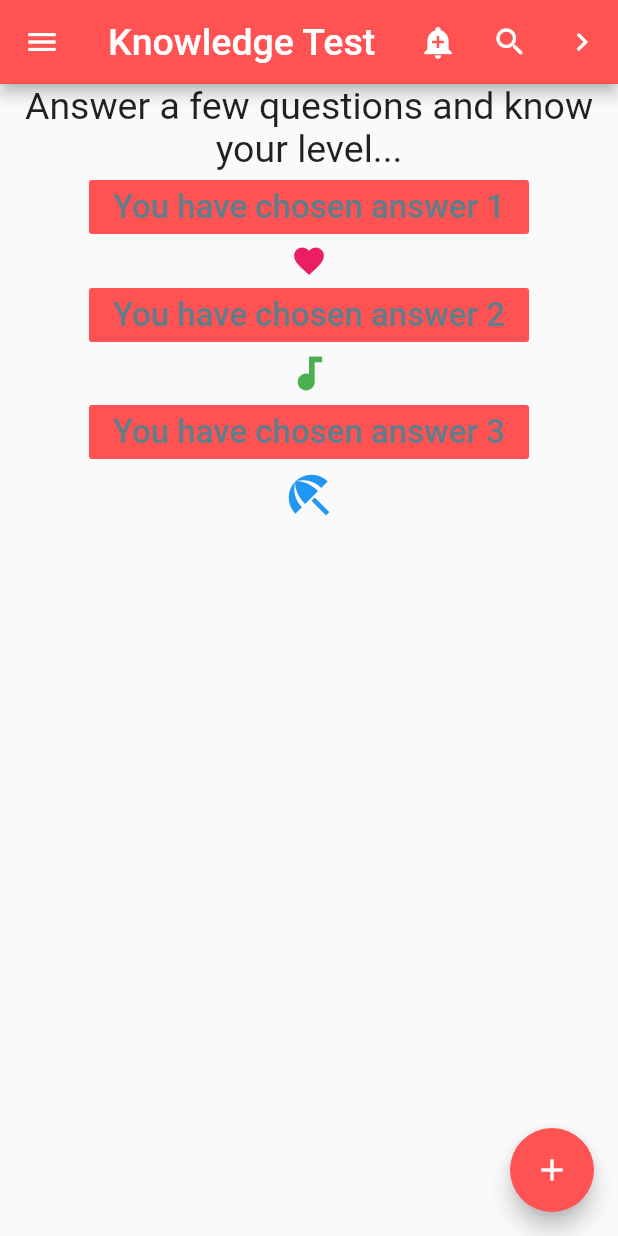
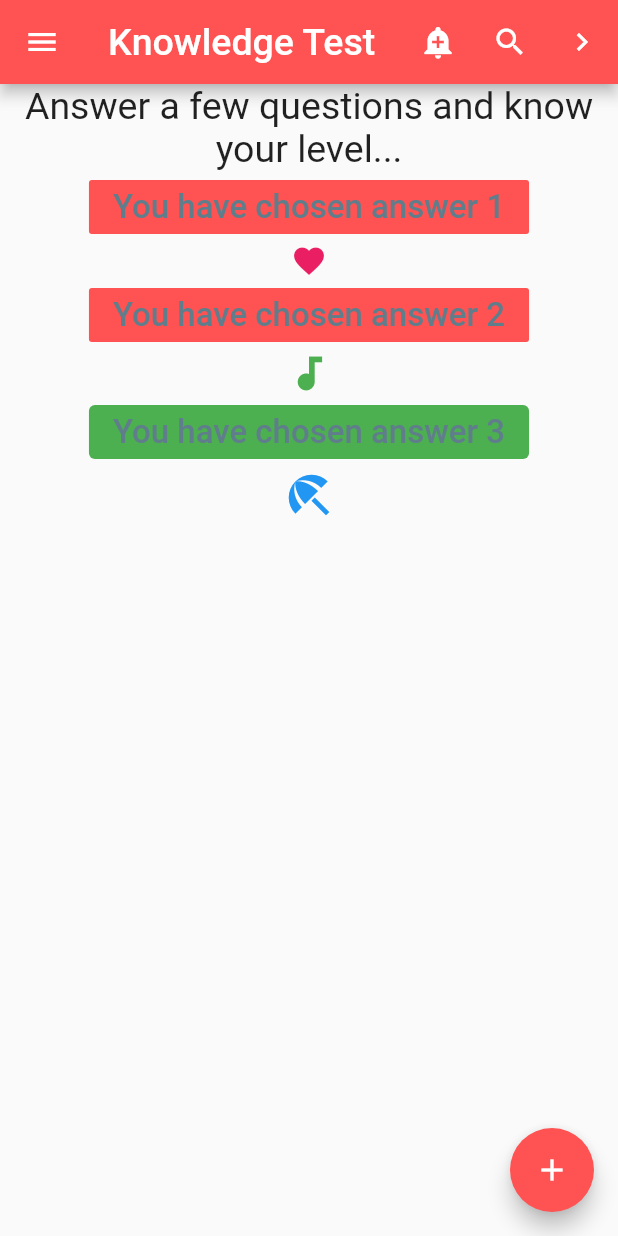
Before and after one commit to channthoeun/flutter-beginner-to-pro-my_first_flutter_app, a Flutter app: the screen it shows after launch, on a phone screen of 412 x 824 dp. Run offline on Flutter 3.47's test engine with Material 2 defaults, Android fonts, the phone set to English and light mode, and no system bars.

Commit message:
Used one ElevatedButton

```diff
--- a/lib/my_stateless_scaffold.dart
+++ b/lib/my_stateless_scaffold.dart
@@ -90,7 +90,7 @@ class MyStatelessScaffoldWidget extends StatelessWidget {
         backgroundColor: Colors.redAccent,
       ),
       body: Column(
-        children: const [
+        children: [
           Text(
             'Answer a few questions and know your level...',
             textAlign: TextAlign.center,
@@ -131,10 +131,25 @@ class MyStatelessScaffoldWidget extends StatelessWidget {
             color: Colors.green,
             size: 30.0,
           ),
-          RaisedButton(
-            disabledColor: Colors.redAccent,
+          ElevatedButton(
+            style: ButtonStyle(
+              backgroundColor: MaterialStateProperty.resolveWith<Color>(
+                    (Set<MaterialState> states) {
+                  if (states.contains(MaterialState.pressed)) {
+                    return Theme
+                        .of(context)
+                        .colorScheme
+                        .primary
+                        .withOpacity(0.5);
+                  } else if (states.contains(MaterialState.disabled)) {
+                    return Colors.green;
+                  }
+                  return Colors.white; // Use the component's default.
+                },
+              ),
+            ),
             onPressed: null,
-            child: Text(
+            child: const Text(
               'You have chosen answer 3',
               style: TextStyle(
                 fontSize: 22,
```
